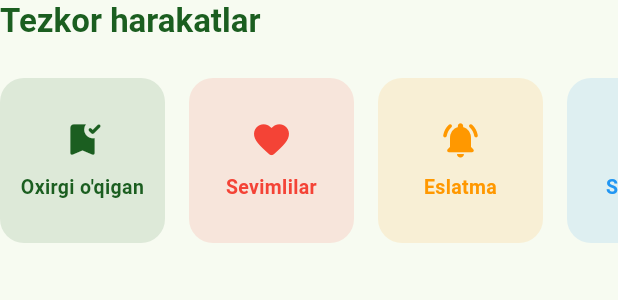
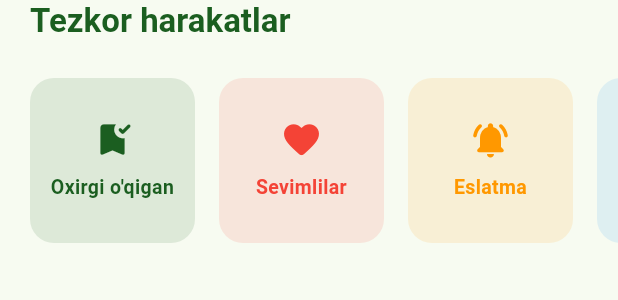
Before and after one commit to sodiqjon-maxammadjonov/logger, a Flutter app: the QuickActionsSection widget shown alone on an empty page, opened directly, on a phone screen of 412 x 824 dp. Shown: the top 300 px of the screen. Run offline on Flutter 3.47's test engine with Material 3 defaults, Android fonts, the phone set to English and light mode, and no system bars; our stand-ins replace connectivity_plus, dio, equatable, flutter_riverpod, get_it, logger and 1 more; accounts and stored records are empty.

Commit message:
nimadir commit

```diff
--- a/lib/features/home/presentation/widgets/quick_action_section.dart
+++ b/lib/features/home/presentation/widgets/quick_action_section.dart
@@ -13,11 +13,14 @@ class QuickActionsSection extends StatelessWidget {
     return Column(
       crossAxisAlignment: CrossAxisAlignment.start,
       children: [
-        Text(
-          'Tezkor harakatlar',
-          style: Theme.of(context).textTheme.titleLarge?.copyWith(
-            fontWeight: FontWeight.bold,
-            color: AppColors.deepGreen,
+        Padding(
+          padding: const EdgeInsets.symmetric(horizontal: 20.0),
+          child: Text(
+            'Tezkor harakatlar',
+            style: Theme.of(context).textTheme.titleLarge?.copyWith(
+              fontWeight: FontWeight.bold,
+              color: AppColors.deepGreen,
+            ),
           ),
         ),
         ResponsiveSpacing.vLG,
@@ -27,6 +30,7 @@ class QuickActionsSection extends StatelessWidget {
             scrollDirection: Axis.horizontal,
             physics: const BouncingScrollPhysics(),
             children: [
+              const SizedBox(width: 20),
               QuickActionCard(
                 title: 'Oxirgi o\'qigan',
                 icon: Icons.bookmark_added_rounded,
@@ -54,9 +58,11 @@ class QuickActionsSection extends StatelessWidget {
                 color: Colors.blue,
                 onTap: () {},
               ),
+              const SizedBox(width: 20),
             ],
           ),
         ),
+        SizedBox(height: 50),
       ],
     );
   }
```
Also changed, not shown: lib/features/home/presentation/screens/home_screen.dart (+10 -10 lines).
